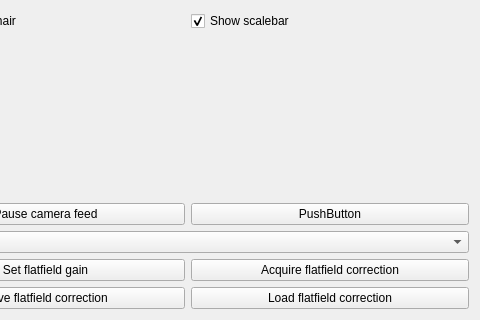
This is iris/resources/motion_video/brightfieldcontrol.ui in The-Thomas-Lab-UCL/orm-iris as Qt 5 draws it before an edit; both pictures show x 105 to 585 and y 184 to 504 of the 585 by 504 pixel window. The edited form follows.
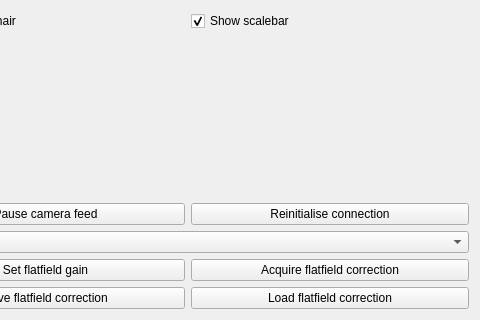
This is the edited form.

Commit message: camera connection reinitialisation_attempt 1

Diff of the .ui file:
```diff
--- a/iris/resources/motion_video/brightfieldcontrol.ui
+++ b/iris/resources/motion_video/brightfieldcontrol.ui
@@ -79,7 +79,7 @@
        <item row="1" column="1">
         <widget class="QPushButton" name="pushButton_2">
          <property name="text">
-          <string>PushButton</string>
+          <string>Reinitialise connection</string>
          </property>
         </widget>
        </item>
```
Left out of the diff: 4 changed lines with no effect on the pictures. The commit also changes 7 other files.
